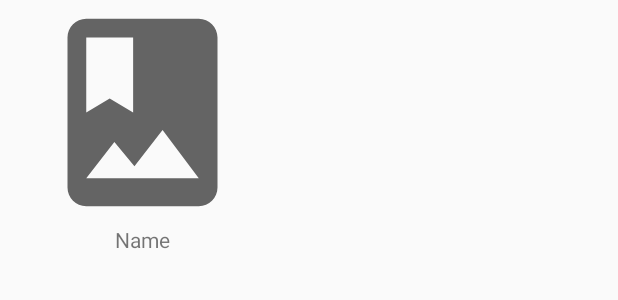
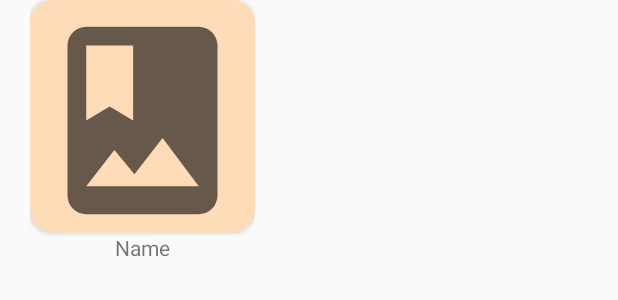
Before and after one commit to leesuby/BananaAlbumApp, an Android app: the layout item_album.xml on its own in the app's theme, with its tools: preview values and no code run, on a phone screen of 412 x 824 dp. Shown: the top 300 px of the screen. Run offline under Robolectric (Android 15) with nearby library versions, the phone set to English and light mode, and no system bars.

Commit message:
design UI for album screen

```diff
--- a/app/build.gradle
+++ b/app/build.gradle
@@ -52,5 +52,8 @@ dependencies {
     // CircleImageView
     implementation 'de.hdodenhof:circleimageview:3.1.0'
 
+    // RoundedImageView
+    implementation 'com.makeramen:roundedimageview:2.3.0'
+
 
 }
--- a/app/src/main/java/com/example/bananaalbum/adapters/AlbumAdapter.java
+++ b/app/src/main/java/com/example/bananaalbum/adapters/AlbumAdapter.java
@@ -4,6 +4,7 @@ import android.content.Context;
 import android.view.LayoutInflater;
 import android.view.View;
 import android.view.ViewGroup;
+import android.widget.ImageView;
 import android.widget.TextView;
 
 import androidx.annotation.NonNull;
@@ -35,7 +36,9 @@ public class AlbumAdapter extends  RecyclerView.Adapter<AlbumAdapter.ViewHolder>
 
     @Override
     public void onBindViewHolder(@NonNull ViewHolder holder, int position) {
+        int listImage[] = {R.drawable.test_ava2,R.drawable.test_ava3,R.drawable.test_ava4};
         holder.AlbumName.setText(listAlbum.get(position).getName());
+        holder.AlbumThumbnail.setImageResource(listImage[position % 3]);
     }
 
     @Override
@@ -51,11 +54,12 @@ public class AlbumAdapter extends  RecyclerView.Adapter<AlbumAdapter.ViewHolder>
     public class ViewHolder extends RecyclerView.ViewHolder{
 
         public TextView AlbumName;
-
+        public ImageView AlbumThumbnail;
         public ViewHolder(@NonNull View itemView) {
             super(itemView);
 
             AlbumName = itemView.findViewById(R.id.tv_albumName);
+            AlbumThumbnail = itemView.findViewById(R.id.im_AlbumThumbnail);
         }
     }
 
--- /dev/null
+++ b/app/src/main/res/layout/activity_album.xml
@@ -0,0 +1,6 @@
+<?xml version="1.0" encoding="utf-8"?>
+<androidx.constraintlayout.widget.ConstraintLayout xmlns:android="http://schemas.android.com/apk/res/android"
+    android:layout_width="match_parent"
+    android:layout_height="match_parent">
+
+</androidx.constraintlayout.widget.ConstraintLayout>
--- a/app/src/main/res/layout/item_album.xml
+++ b/app/src/main/res/layout/item_album.xml
@@ -1,27 +1,35 @@
 <?xml version="1.0" encoding="utf-8"?>
-<RelativeLayout xmlns:android="http://schemas.android.com/apk/res/android"
+<RelativeLayout xmlns:android="http://schemas.android.com/apk/res/android" xmlns:card_view="http://schemas.android.com/apk/res-auto"
     android:layout_width="wrap_content"
     android:layout_height="wrap_content"
     android:layout_marginLeft="20dp"
     xmlns:app="http://schemas.android.com/apk/res-auto"
     android:background="@android:color/transparent">
-
-
-
-        <ImageView
-            android:id="@+id/AlbumIcon"
+        <androidx.cardview.widget.CardView
+            android:id="@+id/cardview"
             android:layout_width="wrap_content"
             android:layout_height="wrap_content"
-            android:src="@drawable/ic_baseline_photo_album"
-            android:layout_centerHorizontal="true"/>
+            card_view:cardCornerRadius="15dp"
+            card_view:cardBackgroundColor="@color/skin"
+            >
+                <ImageView
+                    android:layout_marginTop="5dp"
+                    android:id="@+id/im_AlbumThumbnail"
+                    android:layout_width="150dp"
+                    android:layout_height="150dp"
+                    android:src="@drawable/ic_baseline_photo_album"
+                    android:layout_centerHorizontal="true"
+                    android:adjustViewBounds="true"
+                    />
+
+        </androidx.cardview.widget.CardView>
 
         <TextView
             android:id="@+id/tv_albumName"
             android:layout_width="wrap_content"
             android:layout_height="wrap_content"
-            android:layout_below="@+id/AlbumIcon"
+            android:layout_below="@id/cardview"
             android:text="Name"
             android:layout_centerHorizontal="true"/>
 
-
 </RelativeLayout>
```
Also changed, not shown: app/src/main/res/drawable/bg_gradient_lightyello_lightpink.xml (added, +7 -0 lines), app/src/main/res/layout/activity_main_screen.xml (+17 -25 lines), app/src/main/res/drawable/app_name2.png (added), app/src/main/res/drawable/test_ava2.jpg (added), app/src/main/res/drawable/test_ava3.jpg (added), app/src/main/res/drawable/test_ava4.jpg (added).
